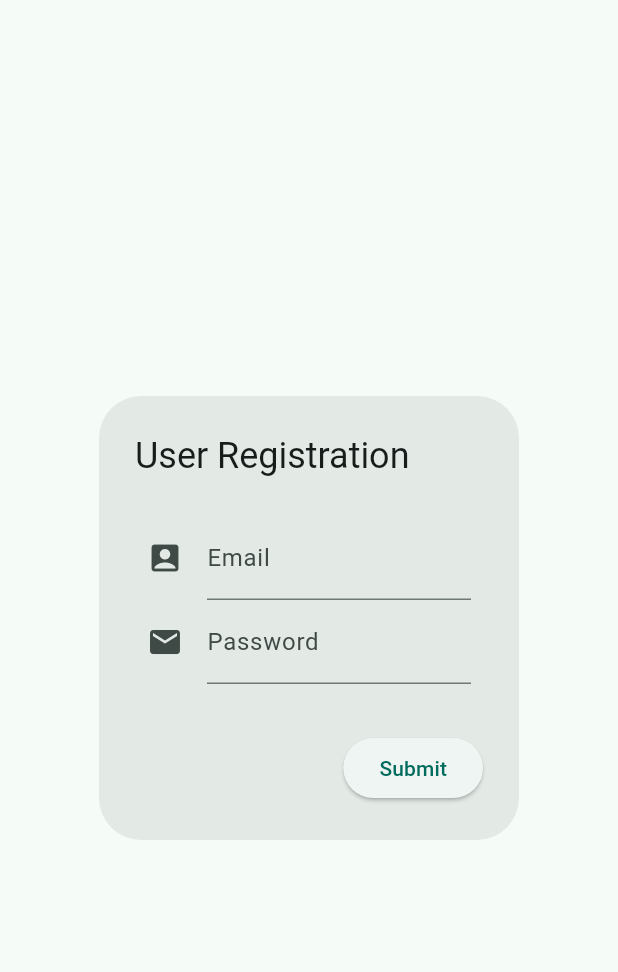
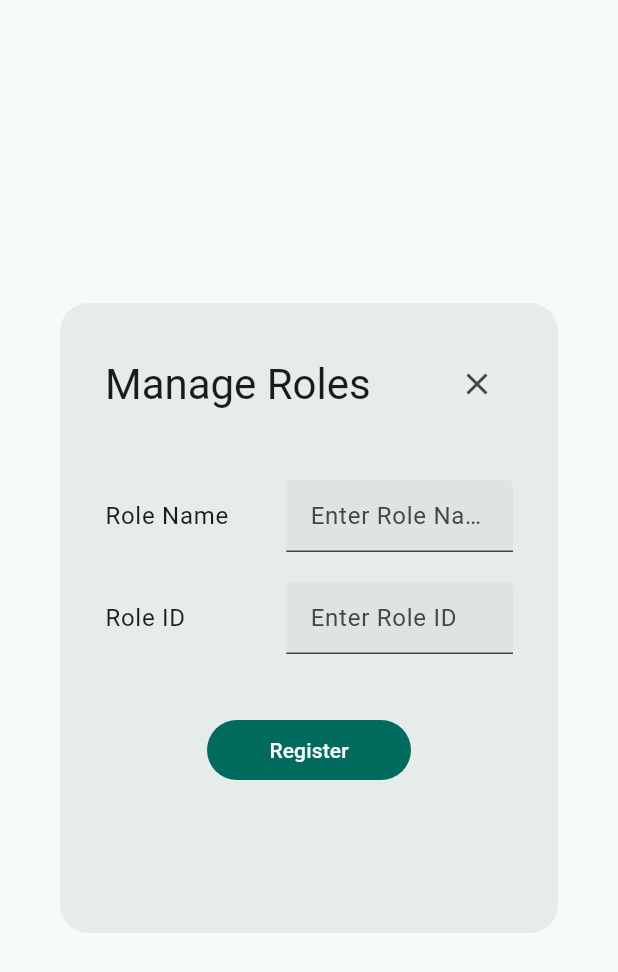
Before and after one commit to ShariaHabib/cs24-p2-Team_Supply, a Flutter app: the CustomDialog widget shown alone on an empty page, opened directly, on a phone screen of 412 x 824 dp. Shown: the top 972 px of the screen. Run offline on Flutter 3.47's test engine with Material 3 defaults, Android fonts, the phone set to English and light mode, and no system bars; our stand-ins replace flutter_secure_storage; accounts and stored records are empty; network calls fail.

Commit message:
typo fixed

```diff
--- a/ecosync/lib/features/manage_roles/widget/custom_popup.dart
+++ b/ecosync/lib/features/manage_roles/widget/custom_popup.dart
@@ -1,41 +1,78 @@
+import 'package:ecosync/constants/constants.dart';
 import 'package:flutter/material.dart';
 
-class CustomDialog extends StatelessWidget {
+import '../../../common/common.dart';
+
+class CustomDialog extends StatefulWidget {
   const CustomDialog({
     super.key,
   });
 
   @override
+  State<CustomDialog> createState() => _CustomDialogState();
+}
+
+class _CustomDialogState extends State<CustomDialog> {
+  final TextEditingController _roleName = TextEditingController();
+  final TextEditingController _password = TextEditingController();
+  final TextEditingController _roleId = TextEditingController();
+
+  @override
   Widget build(BuildContext context) {
-    return AlertDialog(
-      scrollable: true,
-      title: const Text('User Registration'),
-      content: Padding(
-        padding: const EdgeInsets.all(8.0),
+    return Dialog(
+      shape: RoundedRectangleBorder(borderRadius: BorderRadius.circular(19)),
+      surfaceTintColor: Colors.white,
+      child: Container(
+        height: 420,
+        width: 400,
+        padding: const EdgeInsets.all(kDefaultPadding * 1.5),
         child: Column(
+          crossAxisAlignment: CrossAxisAlignment.start,
           children: [
-            TextFormField(
-              decoration: const InputDecoration(
-                labelText: 'Email',
-                icon: Icon(Icons.account_box),
-              ),
+            Row(
+              mainAxisAlignment: MainAxisAlignment.spaceBetween,
+              children: [
+                Text(
+                  "Manage Roles",
+                  style: Theme.of(context).textTheme.headlineMedium,
+                ),
+                IconButton(
+                    onPressed: () {
+                      Navigator.pop(context);
+                    },
+                    icon: const Icon(Icons.close))
+              ],
             ),
-            TextFormField(
-              decoration: const InputDecoration(
-                labelText: 'Password',
-                icon: Icon(Icons.email),
-              ),
+            const SizedBox(height: kDefaultPadding * 2),
+            DialogFormFiled(
+                controller: _roleName,
+                prefixText: "Role Name",
+                hintText: "Enter Role Name"),
+            const SizedBox(height: kDefaultPadding),
+            DialogFormFiled(
+              controller: _roleId,
+              prefixText: "Role ID",
+              hintText: "Enter Role ID",
             ),
+            const SizedBox(height: kDefaultPadding * 2),
+            Row(
+              children: [
+                const Spacer(),
+                Expanded(
+                  flex: 2,
+                  child: CustomFilledButton(
+                    onPressed: () {},
+                    buttonText: "Register",
+                    filledColor: Theme.of(context).colorScheme.primary,
+                    buttonTextColor: Theme.of(context).colorScheme.onPrimary,
+                  ),
+                ),
+                const Spacer(),
+              ],
+            )
           ],
         ),
       ),
-      actions: [
-        ElevatedButton(
-            child: const Text("Submit"),
-            onPressed: () {
-              // your code
-            })
-      ],
     );
   }
 }
--- a/ecosync/lib/features/manage_sts/widget/custom_popup.dart
+++ b/ecosync/lib/features/manage_sts/widget/custom_popup.dart
@@ -35,7 +35,7 @@ class _CustomDialogState extends State<CustomDialog> {
               mainAxisAlignment: MainAxisAlignment.spaceBetween,
               children: [
                 Text(
-                  "Vehicle Registration",
+                  "STS Registration",
                   style: Theme.of(context).textTheme.headlineMedium,
                 ),
                 IconButton(
--- a/ecosync/lib/features/waste_collection/widget/custom_popup.dart
+++ b/ecosync/lib/features/waste_collection/widget/custom_popup.dart
@@ -35,7 +35,7 @@ class _CustomDialogState extends State<CustomDialog> {
               mainAxisAlignment: MainAxisAlignment.spaceBetween,
               children: [
                 Text(
-                  "Vehicle Registration",
+                  "Waste Collection",
                   style: Theme.of(context).textTheme.headlineMedium,
                 ),
                 IconButton(
--- a/ecosync/lib/features/waste_dispose/widget/custom_popup.dart
+++ b/ecosync/lib/features/waste_dispose/widget/custom_popup.dart
@@ -34,7 +34,7 @@ class _CustomDialogState extends State<CustomDialog> {
               mainAxisAlignment: MainAxisAlignment.spaceBetween,
               children: [
                 Text(
-                  "Vehicle Registration",
+                  "Waste Disposal",
                   style: Theme.of(context).textTheme.headlineMedium,
                 ),
                 IconButton(
```
Also changed, not shown: ecosync/pubspec.lock.
